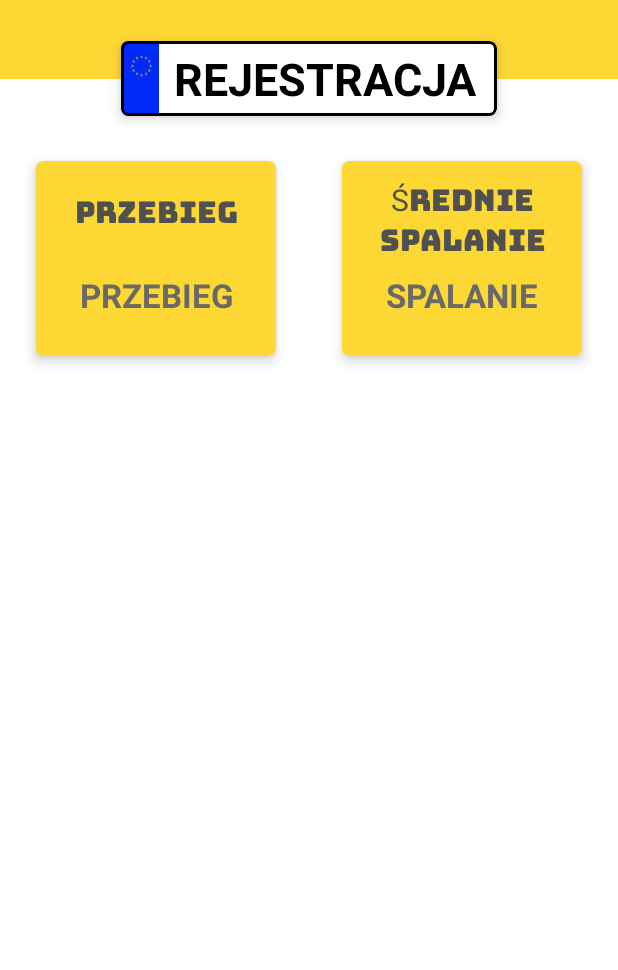
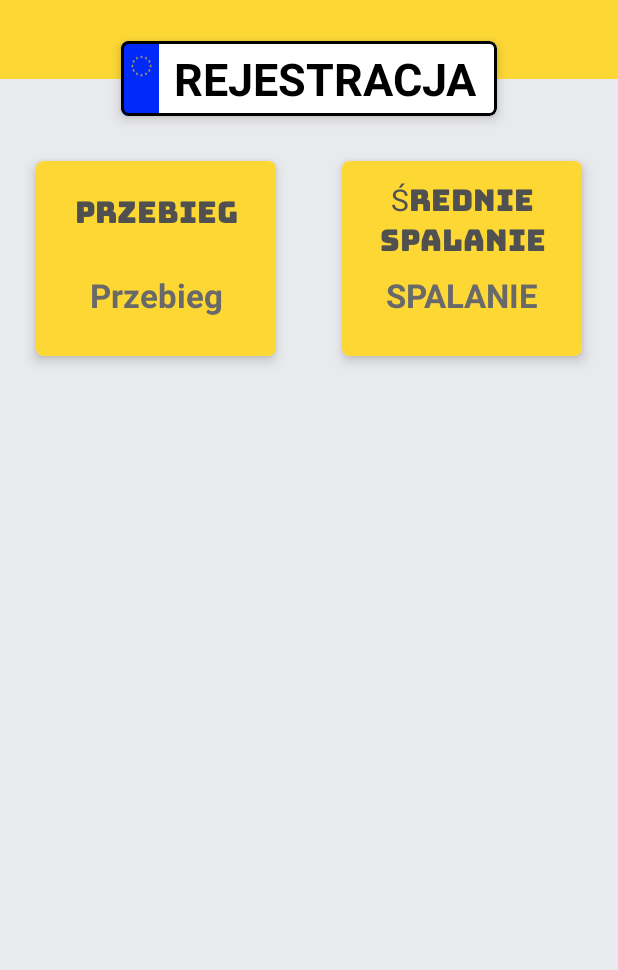
Before and after one commit to nieswietymikolaj/CarAssistant, an Android app: the layout fragment_user.xml on its own in the app's theme, with its tools: preview values and no code run, on a phone screen of 412 x 824 dp, the part 266-1236 px from its top. Run offline under Robolectric (Android 15) with nearby library versions, the phone set to English and light mode, and no system bars; Roboto replaces fonts that are not available here.

```diff
--- a/app/src/main/java/pl/edu/pb/carassistant/History/NewRefuelingActivity.java
+++ b/app/src/main/java/pl/edu/pb/carassistant/History/NewRefuelingActivity.java
@@ -36,8 +36,8 @@ import pl.edu.pb.carassistant.R;
 public class NewRefuelingActivity extends AppCompatActivity implements TextWatcher {
 
     String DATE_PATTERN = "^(1[0-9]|0[1-9]|3[0-1]|2[1-9])/(0[1-9]|1[0-2])/[0-9]{4}$";
-    String TIME_PATTERN = "^(1[0-9]|0[1-9]|2[1-3]):([0-5][0-9])$";
-    String PRICE_LITERS_PATTERN = "^(([0-9]|[0-9]{2}|[0-9]{3}|[0-9]{4}|[0-9]{5}|[0-9]{6}).([0-9]|[0-9]{2}|0[0-9]))|([0-9]|[0-9]{2}|[0-9]{3}|[0-9]{4}|[0-9]{5}|[0-9]{6}|[0-9]{7}||[0-9]{8})$";
+    String TIME_PATTERN = "^(1[0-9]|0[0-9]|2[1-3]):([0-5][0-9])$";
+    String PRICE_LITERS_PATTERN = "^(([0-9]|[0-9]{2}|[0-9]{3}|[0-9]{4}|[0-9]{5}|[0-9]{6}).([0-9]|[0-9]{2}|0[0-9]))|([0-9]|[0-9]{2}|[0-9]{3}|[0-9]{4}|[0-9]{5}|[0-9]{6}|[0-9]{7}|[0-9]{8})$";
 
     EditText refuelingDate, refuelingTime, refuelingMileage, refuelingPriceLiter, refuelingCost, refuelingLiters;
     Button saveButton;
--- a/app/src/main/java/pl/edu/pb/carassistant/User/UserFragment.java
+++ b/app/src/main/java/pl/edu/pb/carassistant/User/UserFragment.java
@@ -29,6 +29,7 @@ import com.google.firebase.storage.StorageReference;
 import com.theartofdev.edmodo.cropper.CropImage;
 import com.theartofdev.edmodo.cropper.CropImageView;
 
+import pl.edu.pb.carassistant.History.HistoryDatabase;
 import pl.edu.pb.carassistant.LoginActivity;
 import pl.edu.pb.carassistant.R;
 
@@ -139,6 +140,7 @@ public class UserFragment extends Fragment {
             case R.id.user_logout:
                 FirebaseAuth.getInstance().signOut();
                 UserDatabase.clearInstance();
+                HistoryDatabase.clearInstance();
                 startActivity(new Intent(context, LoginActivity.class));
                 activity.finish();
                 return true;
@@ -181,7 +183,7 @@ public class UserFragment extends Fragment {
 
     private void GetUserProfileData() {
 
-        userModel = userDatabase.getUser();
+        //userModel = userDatabase.getUser();
 
         userName.setText(userModel.getUserName());
         carBrand.setText(userModel.getUserCarBrand());
--- a/app/src/main/res/layout/activity_main.xml
+++ b/app/src/main/res/layout/activity_main.xml
@@ -11,6 +11,7 @@
         android:layout_height="wrap_content"
         android:background="?android:attr/windowBackground"
         android:layout_alignParentBottom="true"
+        app:elevation="5dp"
         app:menu="@menu/bottom_nav_menu" />
 
     <fragment
--- a/app/src/main/res/layout/fragment_history.xml
+++ b/app/src/main/res/layout/fragment_history.xml
@@ -4,6 +4,7 @@
     xmlns:tools="http://schemas.android.com/tools"
     android:layout_width="match_parent"
     android:layout_height="match_parent"
+    android:background="@color/ligth_gray"
     tools:context=".History.HistoryFragment">
     <!--android:paddingBottom="?attr/actionBarSize"-->
 
--- a/app/src/main/res/layout/fragment_user.xml
+++ b/app/src/main/res/layout/fragment_user.xml
@@ -19,7 +19,8 @@
     <LinearLayout
         android:layout_width="match_parent"
         android:layout_height="match_parent"
-        android:orientation="vertical">
+        android:orientation="vertical"
+        android:background="@color/ligth_gray">
 
         <androidx.constraintlayout.widget.ConstraintLayout
             android:layout_width="match_parent"
@@ -169,7 +170,8 @@
 
         <androidx.constraintlayout.widget.ConstraintLayout
             android:layout_width="match_parent"
-            android:layout_height="match_parent">
+            android:layout_height="match_parent"
+            android:background="@color/ligth_gray">
 
             <com.google.android.material.card.MaterialCardView
                 android:id="@+id/mileage_card_view"
@@ -213,7 +215,6 @@
                         android:layout_marginStart="24dp"
                         android:layout_marginEnd="24dp"
                         android:text="@string/user_car_mileage"
-                        android:textAllCaps="true"
                         android:textColor="@color/hint_gray"
                         android:textSize="22sp"
                         android:textStyle="bold"
--- a/app/src/main/res/layout/item_history.xml
+++ b/app/src/main/res/layout/item_history.xml
@@ -40,7 +40,6 @@
             android:layout_marginTop="12dp"
             android:layout_toEndOf="@id/refueling_image"
             android:text="@string/refueling_mileage"
-            android:textAllCaps="true"
             android:textColor="@color/text_gray"
             android:textSize="15sp"
             android:textStyle="bold" />
@@ -54,7 +53,6 @@
             android:layout_marginTop="5dp"
             android:layout_toEndOf="@id/refueling_image"
             android:text="@string/refueling_liters"
-            android:textAllCaps="true"
             android:textColor="@color/text_gray"
             android:textSize="17sp"
             android:textStyle="bold" />
@@ -68,7 +66,6 @@
             android:layout_marginTop="5dp"
             android:layout_toEndOf="@id/refueling_image"
             android:text="@string/refueling_cost"
-            android:textAllCaps="true"
             android:textColor="@color/text_gray"
             android:textSize="17sp"
             android:textStyle="bold" />
--- a/app/src/main/res/values/colors.xml
+++ b/app/src/main/res/values/colors.xml
@@ -19,6 +19,12 @@
     <color name="text_gray">#505050</color>
     <color name="hint_gray">#696969</color>
 
+    <color name="gray">#bdbdbd</color>
+    <color name="ligth_gray">#e9eaed</color>
+    <color name="dark_gray">#35373b</color>
+
+    <color name="orange">#ff7900</color>
+
     <color name="european_blue">#012AF8</color>
 
 </resources>
--- a/app/src/main/res/values/themes.xml
+++ b/app/src/main/res/values/themes.xml
@@ -2,10 +2,10 @@
     <!-- Base application theme. -->
     <style name="Theme.CarAssistant" parent="Theme.MaterialComponents.DayNight.NoActionBar">
         <!-- Primary brand color. -->
+<!--        <item name="colorPrimary">@color/purple_500</item>
+        <item name="colorPrimaryVariant">@color/purple_700</item>-->
         <item name="colorPrimary">@color/purple_500</item>
         <item name="colorPrimaryVariant">@color/purple_700</item>
-<!--        <item name="colorPrimary">@color/primary_500</item>
-        <item name="colorPrimaryVariant">@color/primary_700</item>-->
         <item name="colorOnPrimary">@color/white</item>
         <!-- Secondary brand color. -->
         <item name="colorSecondary">@color/teal_200</item>
```
Also changed, not shown: app/src/main/java/pl/edu/pb/carassistant/History/HistoryDatabase.java (+40 -21 lines), app/src/main/java/pl/edu/pb/carassistant/History/HistoryFragment.java (+27 -7 lines), 56 other files.
